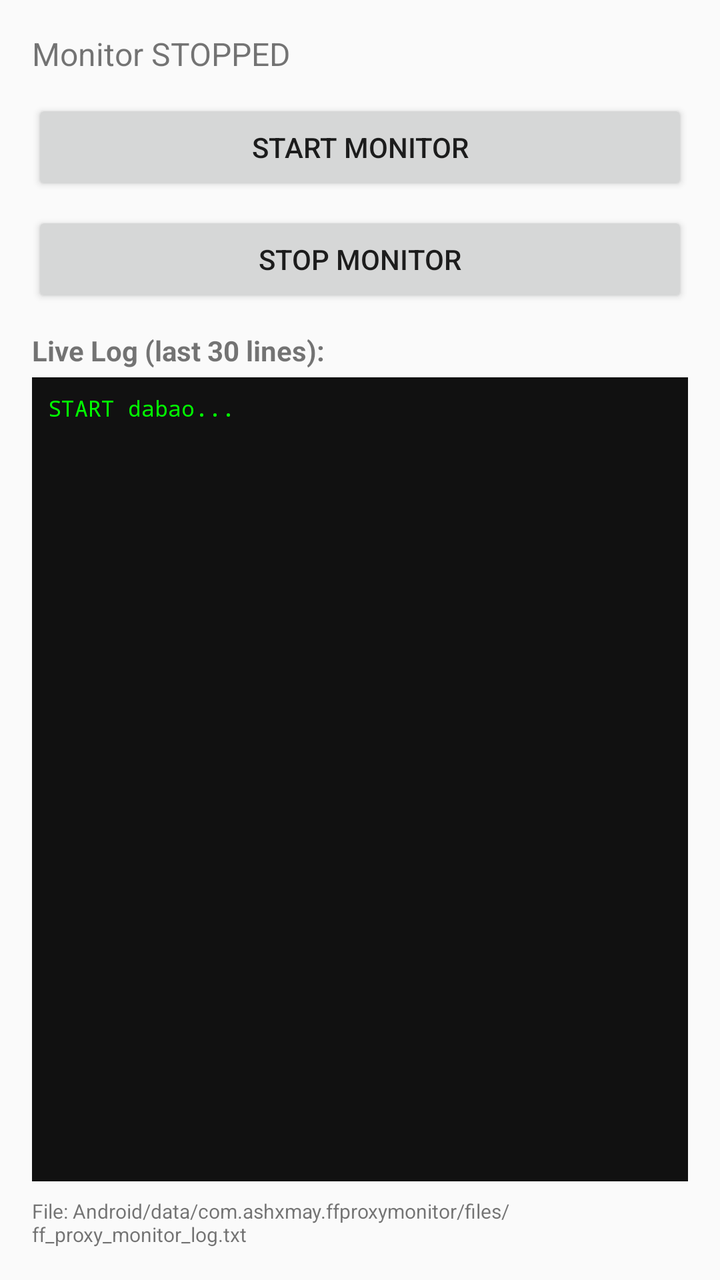
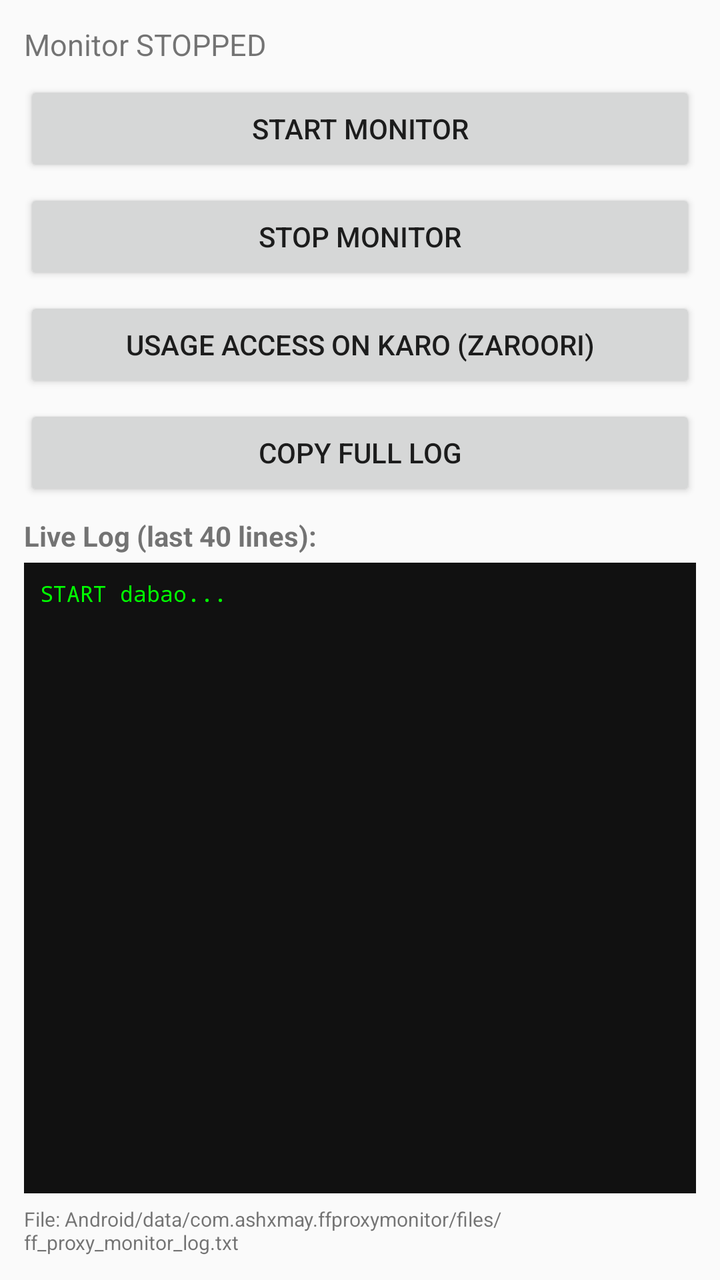

Compare the two renders of this Android layout. The source of the first and the diff that turns it into the second are given below.
<!-- AndroidManifest.xml: application theme Theme.AppCompat.Light.DarkActionBar -->
<!-- res/layout/activity_main.xml -->
<?xml version="1.0" encoding="utf-8"?>
<LinearLayout xmlns:android="http://schemas.android.com/apk/res/android"
    android:layout_width="match_parent"
    android:layout_height="match_parent"
    android:orientation="vertical"
    android:padding="16dp">

    <TextView
        android:id="@+id/statusText"
        android:layout_width="match_parent"
        android:layout_height="wrap_content"
        android:text="Monitor STOPPED"
        android:textSize="16sp"
        android:layout_marginBottom="12dp" />

    <Button
        android:id="@+id/startBtn"
        android:layout_width="match_parent"
        android:layout_height="wrap_content"
        android:text="START MONITOR"
        android:layout_marginBottom="8dp" />

    <Button
        android:id="@+id/stopBtn"
        android:layout_width="match_parent"
        android:layout_height="wrap_content"
        android:text="STOP MONITOR"
        android:layout_marginBottom="12dp" />

    <TextView
        android:layout_width="match_parent"
        android:layout_height="wrap_content"
        android:text="Live Log (last 30 lines):"
        android:textStyle="bold"
        android:layout_marginBottom="4dp" />

    <ScrollView
        android:layout_width="match_parent"
        android:layout_height="0dp"
        android:layout_weight="1"
        android:background="#111111">

        <TextView
            android:id="@+id/logView"
            android:layout_width="match_parent"
            android:layout_height="wrap_content"
            android:text="START dabao..."
            android:textColor="#00FF00"
            android:textSize="11sp"
            android:fontFamily="monospace"
            android:padding="8dp" />
    </ScrollView>

    <TextView
        android:layout_width="match_parent"
        android:layout_height="wrap_content"
        android:text="File: Android/data/com.ashxmay.ffproxymonitor/files/ff_proxy_monitor_log.txt"
        android:textSize="10sp"
        android:layout_marginTop="8dp" />

</LinearLayout>
<!-- resources referenced by this layout -->
<resources>

</resources>

<!-- the commit's change to res/layout/activity_main.xml (unified diff, before → after) -->
@@ -3,34 +3,48 @@
     android:layout_width="match_parent"
     android:layout_height="match_parent"
     android:orientation="vertical"
-    android:padding="16dp">
+    android:padding="12dp">
 
     <TextView
         android:id="@+id/statusText"
         android:layout_width="match_parent"
         android:layout_height="wrap_content"
         android:text="Monitor STOPPED"
-        android:textSize="16sp"
-        android:layout_marginBottom="12dp" />
+        android:textSize="15sp"
+        android:layout_marginBottom="8dp" />
 
     <Button
         android:id="@+id/startBtn"
         android:layout_width="match_parent"
         android:layout_height="wrap_content"
         android:text="START MONITOR"
-        android:layout_marginBottom="8dp" />
+        android:layout_marginBottom="6dp" />
 
     <Button
         android:id="@+id/stopBtn"
         android:layout_width="match_parent"
         android:layout_height="wrap_content"
         android:text="STOP MONITOR"
-        android:layout_marginBottom="12dp" />
+        android:layout_marginBottom="6dp" />
+
+    <Button
+        android:id="@+id/usageBtn"
+        android:layout_width="match_parent"
+        android:layout_height="wrap_content"
+        android:text="USAGE ACCESS ON KARO (ZAROORI)"
+        android:layout_marginBottom="6dp" />
+
+    <Button
+        android:id="@+id/copyBtn"
+        android:layout_width="match_parent"
+        android:layout_height="wrap_content"
+        android:text="COPY FULL LOG"
+        android:layout_marginBottom="8dp" />
 
     <TextView
         android:layout_width="match_parent"
         android:layout_height="wrap_content"
-        android:text="Live Log (last 30 lines):"
+        android:text="Live Log (last 40 lines):"
         android:textStyle="bold"
         android:layout_marginBottom="4dp" />
 
@@ -56,6 +70,6 @@
         android:layout_height="wrap_content"
         android:text="File: Android/data/com.ashxmay.ffproxymonitor/files/ff_proxy_monitor_log.txt"
         android:textSize="10sp"
-        android:layout_marginTop="8dp" />
+        android:layout_marginTop="6dp" />
 
 </LinearLayout>
